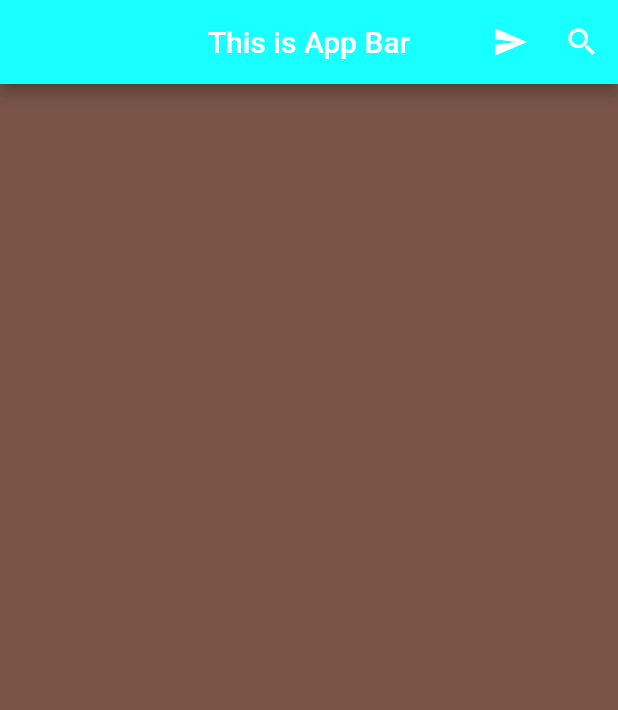
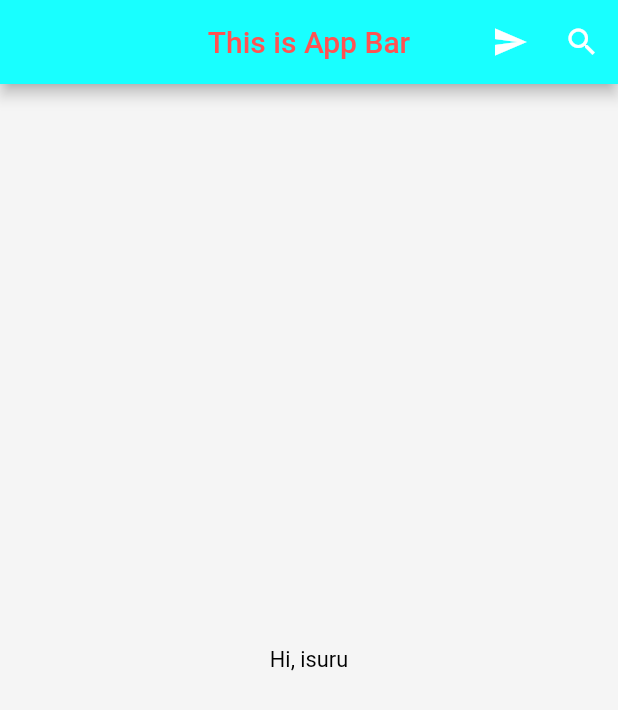
Before and after one commit to isurudilshan101/login_app1, a Flutter app: the screen it shows after launch, on a phone screen of 412 x 824 dp. Shown: the top 710 px of the screen. Run offline on Flutter 3.47's test engine with Material 2 defaults, Android fonts, the phone set to English and light mode, and no system bars.

Commit message:
flutter practice 9

```diff
--- a/login_app/lib/ui/login.dart
+++ b/login_app/lib/ui/login.dart
@@ -54,7 +54,8 @@ class LoginState extends State<Login>{
 
     return Scaffold(
       appBar: AppBar(
-        title: Text('This is App Bar'),
+        title: Text('This is App Bar',
+         style: TextStyle(color: Colors.redAccent),),
         centerTitle: true,
         backgroundColor: Colors.cyanAccent,
 
@@ -71,10 +72,24 @@ class LoginState extends State<Login>{
 
         ],
       ),
+
+      backgroundColor: Colors.grey.shade100,
       //backgroundColor: Colors.deepOrange[100],
       body: Container(
-        color: Colors.brown,
+        //color: Colors.brown,
         alignment: Alignment.center,
+        child: Column(
+          mainAxisAlignment: MainAxisAlignment.center,
+          children: <Widget>[
+            Text("Hi, isuru" ,
+            style: TextStyle(
+            color:Colors.black,
+            fontSize: 14.5,
+            fontWeight: FontWeight.w400,
+            ),
+            ),
+          ],
+        ),
 
         // child: Column(
         //   mainAxisAlignment: MainAxisAlignment.center,
```
